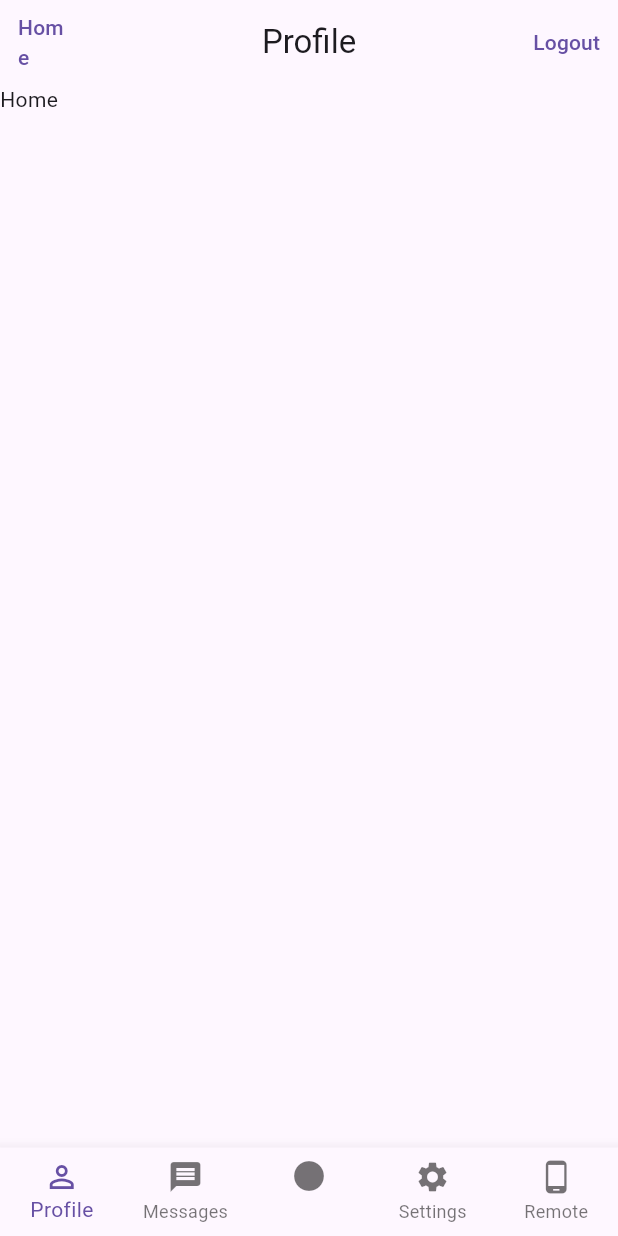
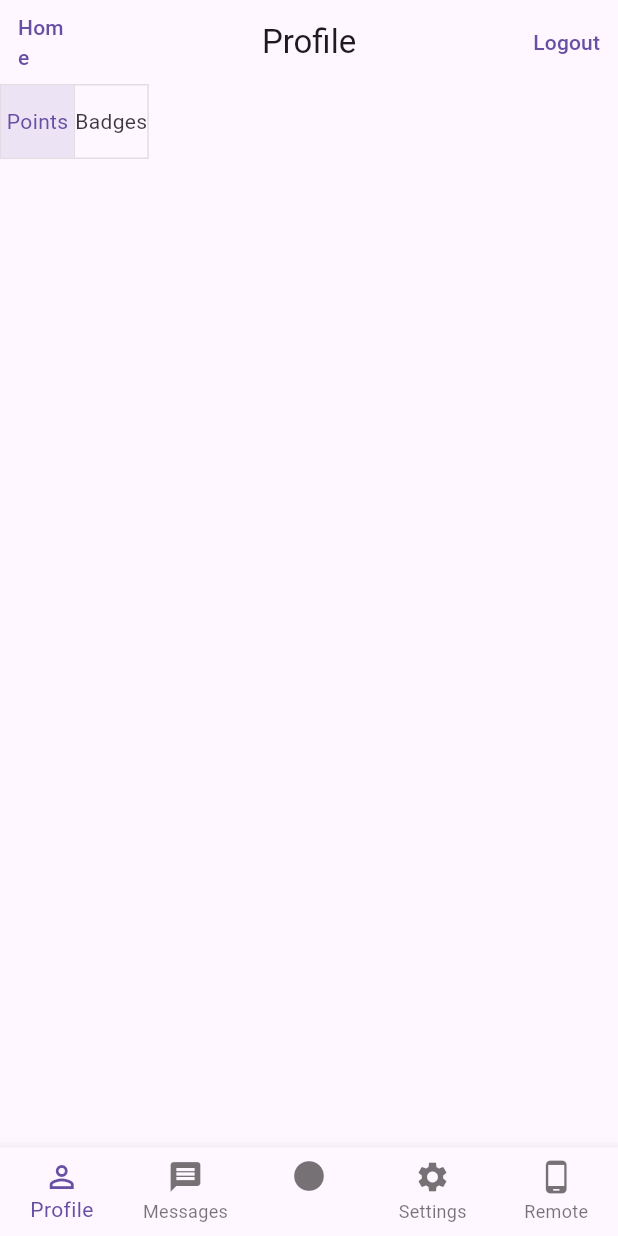
Before and after one commit to aaronbau/remote-control, a Flutter app: the HomePage screen opened by its route, on a phone screen of 412 x 824 dp. Run offline on Flutter 3.47's test engine with Material 2 defaults, Android fonts, the phone set to English and light mode, and no system bars; our stand-ins replace flutter_riverpod, go_router; missing offline and left inert: flutter_joystick.

Commit message:
:sparkles: Make inner pages functional

```diff
--- a/lib/main.dart
+++ b/lib/main.dart
@@ -49,7 +49,6 @@ class MainApp extends ConsumerWidget {
               ]),
         ],
         redirect: (context, state) {
-          print(state.location);
           var auth = ref.read(authProvider);
           if (!auth.isSignedIn) return Routes.login.path;
           return null;
--- a/lib/pages/home_page.dart
+++ b/lib/pages/home_page.dart
@@ -4,11 +4,17 @@ import 'package:go_router/go_router.dart';
 import 'package:remote_ui/providers/auth_provider.dart';
 import 'package:remote_ui/routes.dart';
 
-class HomePage extends ConsumerWidget {
+class HomePage extends ConsumerStatefulWidget {
   const HomePage({super.key});
 
   @override
-  Widget build(BuildContext context, WidgetRef ref) {
+  ConsumerState<HomePage> createState() => _HomePageState();
+}
+
+class _HomePageState extends ConsumerState<HomePage> {
+  List<bool> selected = <bool>[true, false];
+  @override
+  Widget build(BuildContext context) {
     return Scaffold(
       appBar: AppBar(
         centerTitle: true,
@@ -28,16 +34,32 @@ class HomePage extends ConsumerWidget {
           ),
         ],
       ),
-      body: const SafeArea(child: Text('Home')),
+      body: SafeArea(
+        child: Column(
+          children: [
+            ToggleButtons(
+              isSelected: selected,
+              onPressed: (index) => setState(() {
+                if (index == 0) {
+                  selected = [true, false];
+                } else {
+                  selected = [false, true];
+                }
+              }),
+              children: const [Text('Points'), Text('Badges')],
+            ),
+          ],
+        ),
+      ),
       bottomNavigationBar: BottomNavigationBar(
         currentIndex: 0,
         onTap: (value) {
           if (value == 4) context.goNamed(Routes.remote.name);
         },
         type: BottomNavigationBarType.fixed,
-        items: [
+        items: const [
           BottomNavigationBarItem(
-            icon: const Icon(Icons.person_outline),
+            icon: Icon(Icons.person_outline),
             label: 'Profile',
           ),
           BottomNavigationBarItem(
--- a/pubspec.yaml
+++ b/pubspec.yaml
@@ -9,6 +9,7 @@ environment:
 dependencies:
   flutter:
     sdk: flutter
+  flutter_joystick: ^0.0.3
   flutter_riverpod: ^2.3.6
   go_router: ^7.1.1
 
```
Also changed, not shown: lib/pages/remote_page.dart (+43 -3 lines), pubspec.lock.
